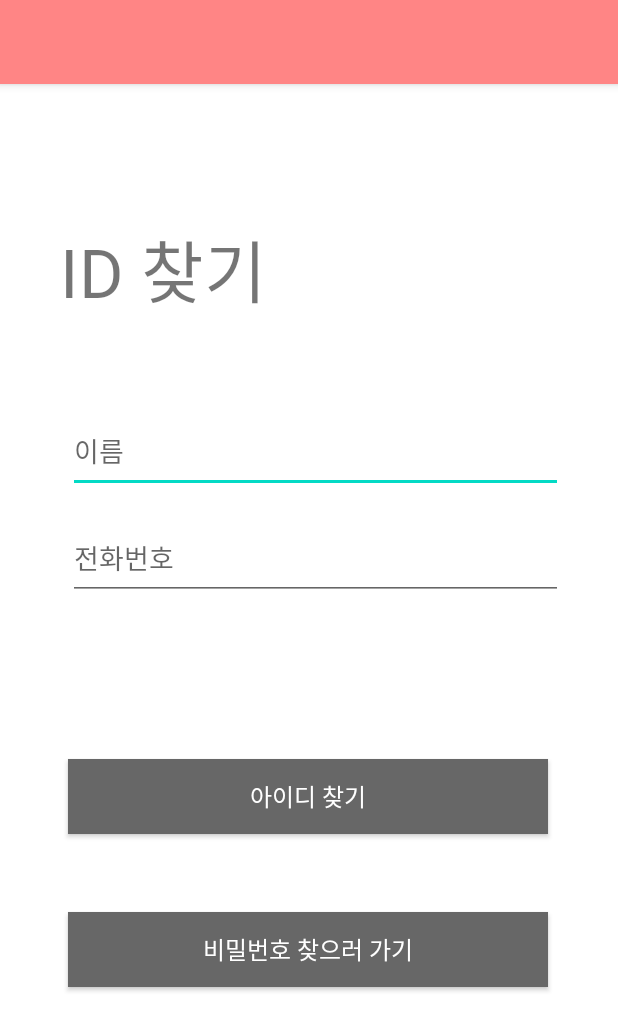
After one commit to 5nam/HealthyPleasureApp, an Android app: the FindIdActivity screen opened directly, with no data from a screen before it, on a phone screen of 412 x 824 dp. The commit adds this screen. Shown: the top 1031 px of the screen. Run offline under Robolectric (Android 15) with nearby library versions, the phone set to English and light mode, and no system bars.

Commit message:
7/22 1. 메인화면 완성 ㄴ 로고, 로그인, 회원가입 버튼 구현 및 로그인 클릭 시 화면 전환 2. 로그인 화면 진행 중 ㄴ 아이디, 비밀번호 공백 체크 기능 추가 ㄴ 아이디/비밀번호 찾기 버튼 누를 시 화면 전환 기능 추가 3. 어플리케이션 아이콘 적용
7/25
1. ID/PW 찾기 화면 구현
ㄴ 아이디 찾기, 비밀번호 찾기 버튼 각각 구현
ㄴ 버튼 누르면 찾는 화면으로 넘어감

2. ID 찾기 화면 구현
ㄴ 이름, 전화번호로 아이디 찾기
ㄴ 공백체크 기능 구현
ㄴ 비밀번호 찾기 버튼도 구현하여 비밀번호 찾기로 이동 가능

3. PW 찾기 화면 구현
ㄴ 아이디, 전화번호로 비밀번호 찾기
ㄴ 공백체크 기능 구현
ㄴ 로그인 하러가기 버튼도 구현하여 로그인 창으로 이동 가능

4. ID 찾기, PW 찾기 결과 화면 구현

```diff
--- /dev/null
+++ b/app/src/main/java/com/example/healthypleasureapp/FindIdActivity.kt
@@ -0,0 +1,54 @@
+package com.example.healthypleasureapp
+
+import android.content.Intent
+import androidx.appcompat.app.AppCompatActivity
+import android.os.Bundle
+import android.widget.Button
+import android.widget.EditText
+import android.widget.Toast
+
+class FindIdActivity : AppCompatActivity() {
+    lateinit var findID_name_Edit: EditText
+    lateinit var findID_Phone_Edit:EditText
+    lateinit var findID_ID_button: Button
+    lateinit var findID_PW_button:Button
+    override fun onCreate(savedInstanceState: Bundle?) {
+        super.onCreate(savedInstanceState)
+        setContentView(R.layout.activity_find_id)
+
+        findID_name_Edit = findViewById(R.id.findID_name_Edit)
+        findID_Phone_Edit = findViewById(R.id.findID_Phone_Edit)
+        findID_ID_button = findViewById(R.id.findID_ID_button)
+        findID_PW_button = findViewById(R.id.findID_PW_button)
+
+        findID_ID_button.setOnClickListener {
+            // 이름, 전화번호란이 비어있지 않은지
+            if(findID_name_Edit.length() == 0) {
+                Toast.makeText(this,"이름을 입력해주세요.", Toast.LENGTH_SHORT).show()
+            }
+            else if(findID_Phone_Edit.length() == 0) {
+                Toast.makeText(this,"전화번호를 입력해주세요.", Toast.LENGTH_SHORT).show()
+            }
+            else {
+                // 데이터베이스에 해당 이름과 비밀번호가 있는지와 알맞은지 체크
+                if(findID(findID_name_Edit.toString(), findID_Phone_Edit.toString())) {
+                    // 있다면, 그 키로 아이디 찾아서 화면에 띄어줌 : 근데, 여기서 띄우는 방법은 없을까?
+                    // 왜냐하면 FindIDresultActivity에서 띄우면 한번 더 탐색하고 찾아야 하므로 아예 값을 넘겨주는 방법은 없나?
+                    // https://haruple.tistory.com/170 : 넘겨주는 방법
+
+                }
+
+            }
+        }
+
+        findID_PW_button.setOnClickListener {
+            val intent = Intent(this, FindPwActivity::class.java)
+            startActivity(intent)
+        }
+    }
+
+    fun findID(name:String, phone:String) : Boolean {
+
+        return true
+    }
+}
--- a/app/src/main/java/com/example/healthypleasureapp/MainActivity.kt
+++ b/app/src/main/java/com/example/healthypleasureapp/MainActivity.kt
@@ -21,6 +21,7 @@ class MainActivity : AppCompatActivity() {
         }
 
         signup_button.setOnClickListener {
+            // 회원가입창이 완성되면 그때 intent 로 화면 전환
 
         }
     }
--- a/app/src/main/res/font/font.xml
+++ b/app/src/main/res/font/font.xml
@@ -4,6 +4,7 @@
     xmlns:app="http://schemas.android.com/apk/res-auto">
     <!-- 글꼴 일괄 적용 -->
     <!-- 어플 기본 폰트 R -->
+    <!-- 어플 폰트 -->
     <font
         android:font="@font/nanumsquareroundr"
         android:fontStyle="normal"
--- /dev/null
+++ b/app/src/main/res/layout/activity_find_id.xml
@@ -0,0 +1,91 @@
+<?xml version="1.0" encoding="utf-8"?>
+<androidx.constraintlayout.widget.ConstraintLayout xmlns:android="http://schemas.android.com/apk/res/android"
+    xmlns:app="http://schemas.android.com/apk/res-auto"
+    xmlns:tools="http://schemas.android.com/tools"
+    android:layout_width="match_parent"
+    android:layout_height="match_parent"
+    tools:context=".FindIdActivity">
+
+    <TextView
+        android:id="@+id/findID_textView"
+        android:layout_width="wrap_content"
+        android:layout_height="wrap_content"
+        android:layout_marginStart="40dp"
+        android:layout_marginTop="90dp"
+        android:layout_marginEnd="230dp"
+        android:layout_marginBottom="420dp"
+        android:fontFamily="@font/nanumsquareroundb"
+        android:text="ID 찾기"
+        android:textSize="45sp"
+        app:layout_constraintBottom_toBottomOf="parent"
+        app:layout_constraintEnd_toEndOf="parent"
+        app:layout_constraintHorizontal_bias="0.0"
+        app:layout_constraintStart_toStartOf="parent"
+        app:layout_constraintTop_toTopOf="parent"
+        app:layout_constraintVertical_bias="0.0" />
+
+    <EditText
+        android:id="@+id/findID_name_Edit"
+        android:layout_width="330dp"
+        android:layout_height="55dp"
+        android:layout_marginTop="60dp"
+        android:layout_marginBottom="9dp"
+        android:ems="10"
+        android:hint="이름"
+        android:inputType="textWebEditText|text"
+        app:layout_constraintBottom_toTopOf="@+id/findID_Phone_Edit"
+        app:layout_constraintEnd_toEndOf="parent"
+        app:layout_constraintHorizontal_bias="0.555"
+        app:layout_constraintStart_toStartOf="parent"
+        app:layout_constraintTop_toBottomOf="@+id/findID_textView" />
+
+    <EditText
+        android:id="@+id/findID_Phone_Edit"
+        android:layout_width="330dp"
+        android:layout_height="55dp"
+        android:layout_marginTop="16dp"
+        android:ems="10"
+        android:hint="전화번호"
+        android:inputType="textWebPassword"
+        app:layout_constraintEnd_toEndOf="parent"
+        app:layout_constraintHorizontal_bias="0.555"
+        app:layout_constraintStart_toStartOf="parent"
+        app:layout_constraintTop_toBottomOf="@+id/findID_name_Edit" />
+
+    <android.widget.Button
+        android:id="@+id/findID_ID_button"
+        android:layout_width="320dp"
+        android:layout_height="50dp"
+        android:layout_marginTop="26dp"
+        android:layout_marginBottom="188dp"
+        android:background="#676767"
+        android:backgroundTint="#676767"
+        android:fontFamily="@font/nanumsquareroundr"
+        android:text="아이디 찾기"
+        android:textColor="#FFFFFF"
+        android:textSize="16sp"
+        app:layout_constraintBottom_toBottomOf="parent"
+        app:layout_constraintEnd_toEndOf="parent"
+        app:layout_constraintHorizontal_bias="0.494"
+        app:layout_constraintStart_toStartOf="parent"
+        app:layout_constraintTop_toBottomOf="@+id/findID_Phone_Edit" />
+
+    <android.widget.Button
+        android:id="@+id/findID_PW_button"
+        android:layout_width="320dp"
+        android:layout_height="50dp"
+        android:layout_marginTop="7dp"
+        android:layout_marginBottom="122dp"
+        android:background="#676767"
+        android:backgroundTint="#676767"
+        android:fontFamily="@font/nanumsquareroundr"
+        android:text="비밀번호 찾으러 가기"
+        android:textColor="#FFFFFF"
+        android:textSize="16sp"
+        app:layout_constraintBottom_toBottomOf="parent"
+        app:layout_constraintEnd_toEndOf="parent"
+        app:layout_constraintHorizontal_bias="0.494"
+        app:layout_constraintStart_toStartOf="parent"
+        app:layout_constraintTop_toBottomOf="@+id/findID_ID_button" />
+
+</androidx.constraintlayout.widget.ConstraintLayout>
--- a/app/src/main/res/layout/activity_login.xml
+++ b/app/src/main/res/layout/activity_login.xml
@@ -38,7 +38,6 @@
         android:textSize="16sp"
         app:layout_constraintBottom_toBottomOf="parent"
         app:layout_constraintEnd_toEndOf="parent"
-        app:layout_constraintHorizontal_bias="0.494"
         app:layout_constraintStart_toStartOf="parent"
         app:layout_constraintTop_toBottomOf="@+id/login_checkBox" />
 
--- a/app/src/main/res/layout/activity_main.xml
+++ b/app/src/main/res/layout/activity_main.xml
@@ -33,8 +33,8 @@
 
     <ImageView
         android:id="@+id/imageView3"
-        android:layout_width="327dp"
-        android:layout_height="302dp"
+        android:layout_width="330dp"
+        android:layout_height="300dp"
         android:layout_marginTop="52dp"
         app:layout_constraintEnd_toEndOf="parent"
         app:layout_constraintStart_toStartOf="parent"
--- /dev/null
+++ b/app/src/main/res/values/colors.xml
@@ -0,0 +1,10 @@
+<?xml version="1.0" encoding="utf-8"?>
+<resources>
+    <color name="purple_200">#FFBB86FC</color>
+    <color name="purple_500">#FF6200EE</color>
+    <color name="purple_700">#FF3700B3</color>
+    <color name="teal_200">#FF03DAC5</color>
+    <color name="teal_700">#FF018786</color>
+    <color name="black">#FF000000</color>
+    <color name="white">#FFFFFFFF</color>
+</resources>
```
Also changed, not shown: app/src/main/java/com/example/healthypleasureapp/FindActivity.kt (+18 -0 lines), app/src/main/java/com/example/healthypleasureapp/FindIDresultActivity.kt (added, +11 -0 lines), app/src/main/java/com/example/healthypleasureapp/FindPWresultActivity.kt (added, +11 -0 lines), app/src/main/java/com/example/healthypleasureapp/FindPwActivity.kt (added, +54 -0 lines), app/src/main/java/com/example/healthypleasureapp/LoginActivity.kt (+15 -6 lines), app/src/main/res/layout/activity_find.xml (+25 -0 lines), app/src/main/res/layout/activity_find_id_result.xml (added, +9 -0 lines), app/src/main/res/layout/activity_find_pw.xml (added, +82 -0 lines), app/src/main/res/layout/activity_find_pw_result.xml (added, +48 -0 lines).
